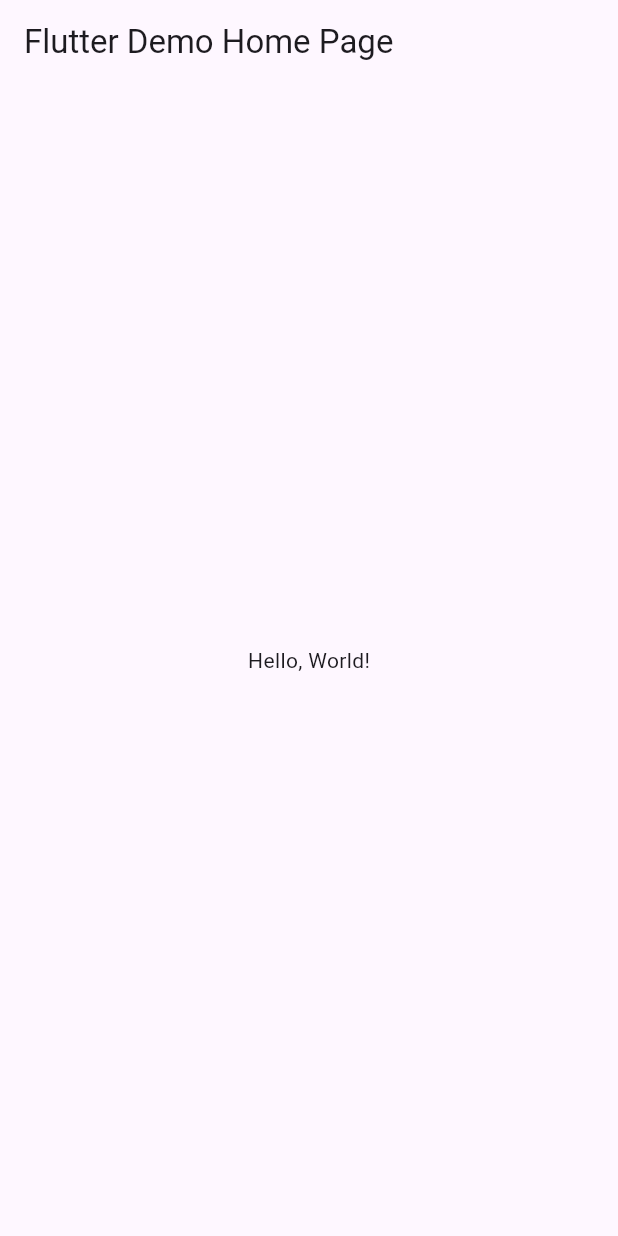
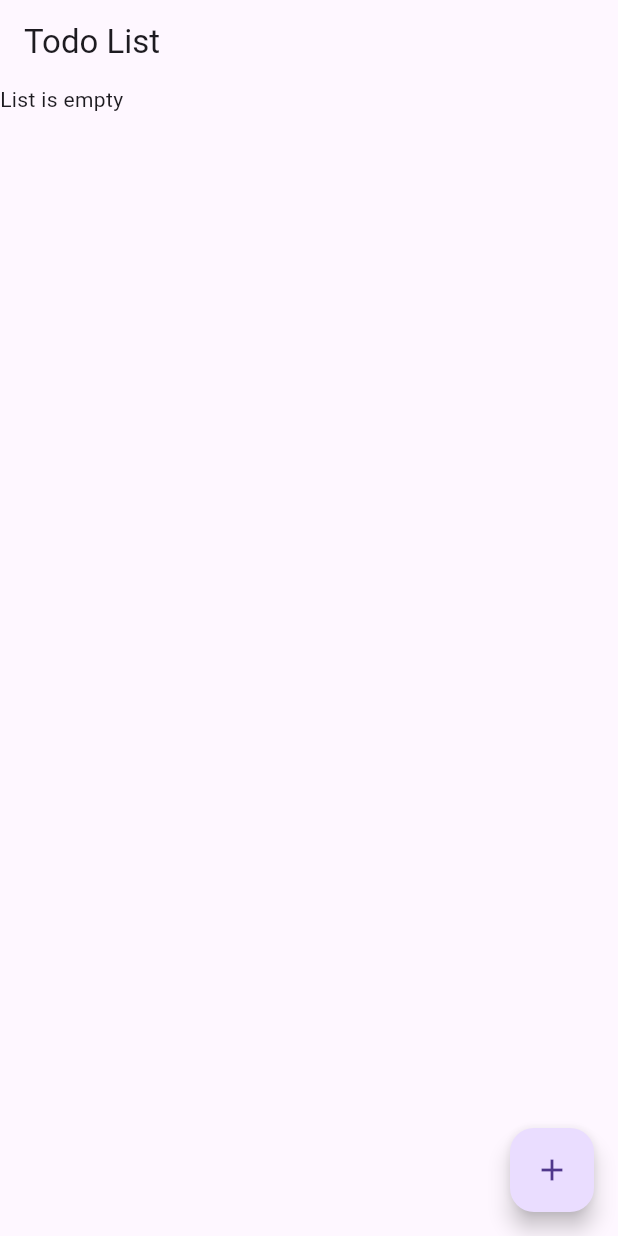
Before and after one commit to Anstas1a/RPOlr, a Flutter app: the screen it shows after launch, on a phone screen of 412 x 824 dp. Run offline on Flutter 3.47's test engine with Material 3 defaults, Android fonts, the phone set to English and light mode, and no system bars.

Commit message:
add file

```diff
--- a/lib/main.dart
+++ b/lib/main.dart
@@ -1,43 +1,13 @@
 import 'package:flutter/material.dart';
+import 'package:helloworld/screen/todo_list_screen.dart';
 
 void main() => runApp(MyApp());
 
 class MyApp extends StatelessWidget {
-  const MyApp({super.key});
-  // This widget is the root of your application.
   @override
   Widget build(BuildContext context) {
     return MaterialApp(
-      // Application name
-      title: 'Flutter Hello World',
-      // Application theme data, you can set the colors for the application as
-      // you want
-      theme: ThemeData(
-        // useMaterial3: false,
-        primarySwatch: Colors.blue,
-      ),
-      // A widget which will be started on application startup
-      home: MyHomePage(title: 'Flutter Demo Home Page'),
+      home: TodoListScreen(),
     );
   }
 }
-
-class MyHomePage extends StatelessWidget {
-  final String title;
-  const MyHomePage({super.key, required this.title});
-
-  @override
-  Widget build(BuildContext context) {
-    return Scaffold(
-      appBar: AppBar(
-        // The title text which will be shown on the action bar
-        title: Text(title),
-      ),
-      body: Center(
-        child: Text(
-          'Hello, World!',
-        ),
-      ),
-    );
-  }
-}
--- /dev/null
+++ b/lib/models/task_model.dart
@@ -0,0 +1,5 @@
+class Task {
+  String title;
+  bool isCompleted;
+  Task({required this.title, this.isCompleted = false});
+}
--- /dev/null
+++ b/lib/screen/todo_list_screen.dart
@@ -0,0 +1,66 @@
+import 'package:flutter/material.dart';
+import 'package:flutter/widgets.dart';
+import 'package:helloworld/models/task_model.dart';
+import 'package:helloworld/widgets/task_tile.dart';
+
+class TodoListScreen extends StatefulWidget {
+  @override
+  _TodoListScreenState createState() => _TodoListScreenState();
+}
+
+class _TodoListScreenState extends State<TodoListScreen> {
+  List<Task> tasks = [];
+
+  void _deleteTask(Task task) {
+    setState(() {
+      tasks.remove(task);
+    });
+  }
+
+  @override
+  Widget build(BuildContext context) {
+    return Scaffold(
+      appBar: AppBar(
+        title: Text('Todo List'),
+      ),
+      body: tasks.length > 0
+          ? ListView.builder(
+              itemCount: tasks.length,
+              itemBuilder: (context, index) {
+                return TaskTile(
+                    task: tasks[index],
+                    onTaskDelete: () => _deleteTask(tasks[index]));
+              })
+          : Text('List is empty'),
+      floatingActionButton: FloatingActionButton(
+        onPressed: () {
+          showDialog(
+              context: context,
+              builder: (BuildContext context) {
+                String newTaskTitle = "";
+
+                return AlertDialog(
+                  title: Text('Add Task'),
+                  content: TextField(
+                    onChanged: (value) {
+                      newTaskTitle = value;
+                    },
+                  ),
+                  actions: [
+                    ElevatedButton(
+                        onPressed: () {
+                          setState(() {
+                            tasks.add(Task(title: newTaskTitle));
+                          });
+                          Navigator.pop(context);
+                        },
+                        child: Text('Add'))
+                  ],
+                );
+              });
+        },
+        child: Icon(Icons.add),
+      ),
+    );
+  }
+}
```
Also changed, not shown: lib/widgets/task_tile.dart (added, +41 -0 lines).
